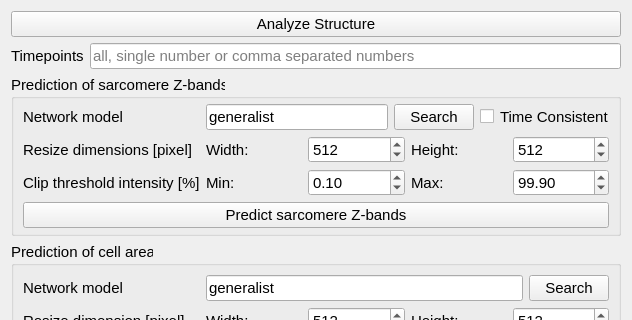
First picture: the form in sarcasm/app/ui-files/parameters_structure_analysis.ui, repository danihae/SarcAsM, before the edit; both pictures show x 0 to 632 and y 0 to 320 of the 632 by 1449 pixel window.
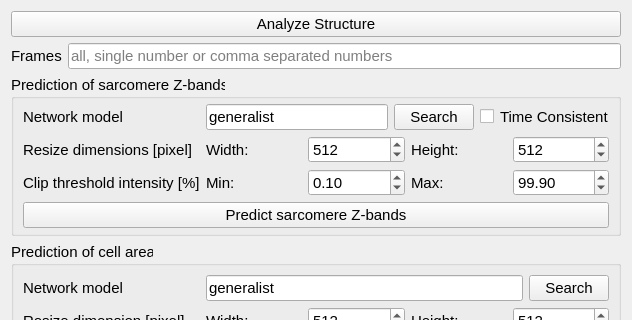
Second picture: the form after the edit.

Commit message: Rename 'timepoints' and 'timepoint' to 'frames' and 'frame'

What changed in the file:
```diff
--- a/sarcasm/app/ui-files/parameters_structure_analysis.ui
+++ b/sarcasm/app/ui-files/parameters_structure_analysis.ui
@@ -40,7 +40,7 @@
       <string>possible values: all, single number or comma separated numbers, note that time starts with 0</string>
      </property>
      <property name="text">
-      <string>Timepoints</string>
+      <string>Frames</string>
      </property>
     </widget>
    </item>
```
Left out of the diff: 4 changed lines with no effect on the pictures. The commit also changes 14 other files.
